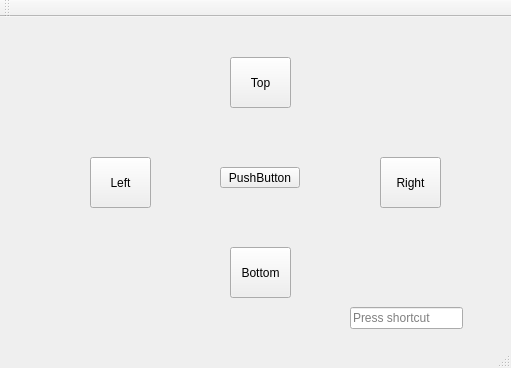
Before: the Qt Designer form mainwindow.ui in Sparklester/QLauncher, drawn with Qt 5.
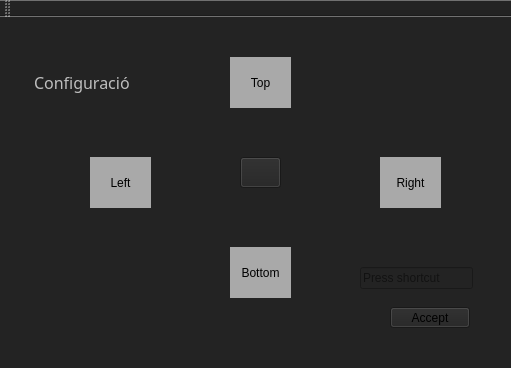
After: the same form once the commit is applied.

What changed in the file:
```diff
--- a/mainwindow.ui
+++ b/mainwindow.ui
@@ -13,6 +13,10 @@
   <property name="windowTitle">
    <string>MainWindow</string>
   </property>
+  <property name="styleSheet">
+   <string notr="true">background-color: qradialgradient(spread:pad, cx:0.579, cy:0.5, radius:0.761, fx:0.5, fy:0.5, stop:0 rgba(255, 178, 102, 255), stop:0.55 rgba(235, 148, 61, 255), stop:0.98 rgba(0, 0, 0, 255), stop:1 rgba(0, 0, 0, 0));
+background-color: rgb(35, 35, 35);</string>
+  </property>
   <widget class="QWidget" name="centralWidget">
    <widget class="QPushButton" name="top">
     <property name="geometry">
@@ -23,6 +27,10 @@
       <height>51</height>
      </rect>
     </property>
+    <property name="styleSheet">
+     <string notr="true">border: 1px solid darkgray;
+background-color: darkgray;</string>
+    </property>
     <property name="text">
      <string>Top</string>
     </property>
@@ -36,23 +44,14 @@
       <height>51</height>
      </rect>
     </property>
+    <property name="styleSheet">
+     <string notr="true">border: 1px solid darkgray;
+background-color: darkgray;</string>
+    </property>
     <property name="text">
      <string>Left</string>
     </property>
    </widget>
-   <widget class="QPushButton" name="menu">
-    <property name="geometry">
-     <rect>
-      <x>220</x>
-      <y>150</y>
-      <width>80</width>
-      <height>21</height>
-     </rect>
-    </property>
-    <property name="text">
-     <string>PushButton</string>
-    </property>
-   </widget>
    <widget class="QPushButton" name="right">
     <property name="geometry">
      <rect>
@@ -62,6 +61,10 @@
       <height>51</height>
      </rect>
     </property>
+    <property name="styleSheet">
+     <string notr="true">border: 1px solid darkgray;
+background-color: darkgray;</string>
+    </property>
     <property name="text">
      <string>Right</string>
     </property>
@@ -75,6 +78,10 @@
       <height>51</height>
      </rect>
     </property>
+    <property name="styleSheet">
+     <string notr="true">border: 1px solid darkgray;
+background-color: darkgray;</string>
+    </property>
     <property name="text">
      <string>Bottom</string>
     </property>
@@ -82,13 +89,61 @@
    <widget class="QKeySequenceEdit" name="keySequenceEdit">
     <property name="geometry">
      <rect>
-      <x>350</x>
-      <y>290</y>
+      <x>360</x>
+      <y>250</y>
       <width>113</width>
       <height>22</height>
      </rect>
     </property>
    </widget>
+   <widget class="QPushButton" name="config">
+    <property name="geometry">
+     <rect>
+      <x>240</x>
+      <y>140</y>
+      <width>41</width>
+      <height>31</height>
+     </rect>
+    </property>
+    <property name="text">
+     <string/>
+    </property>
+   </widget>
+   <widget class="QLabel" name="config_label">
+    <property name="enabled">
+     <bool>false</bool>
+    </property>
+    <property name="geometry">
+     <rect>
+      <x>34</x>
+      <y>50</y>
+      <width>111</width>
+      <height>31</height>
+     </rect>
+    </property>
+    <property name="font">
+     <font>
+      <family>Acherus Grotesque</family>
+      <pointsize>12</pointsize>
+     </font>
+    </property>
+    <property name="text">
+     <string>Configuració</string>
+    </property>
+   </widget>
+   <widget class="QPushButton" name="accept">
+    <property name="geometry">
+     <rect>
+      <x>390</x>
+      <y>290</y>
+      <width>80</width>
+      <height>21</height>
+     </rect>
+    </property>
+    <property name="text">
+     <string>Accept</string>
+    </property>
+   </widget>
   </widget>
   <widget class="QMenuBar" name="menuBar">
    <property name="geometry">
@@ -108,7 +163,6 @@
     <bool>false</bool>
    </attribute>
   </widget>
-  <widget class="QStatusBar" name="statusBar"/>
  </widget>
  <layoutdefault spacing="6" margin="11"/>
  <resources/>
```
